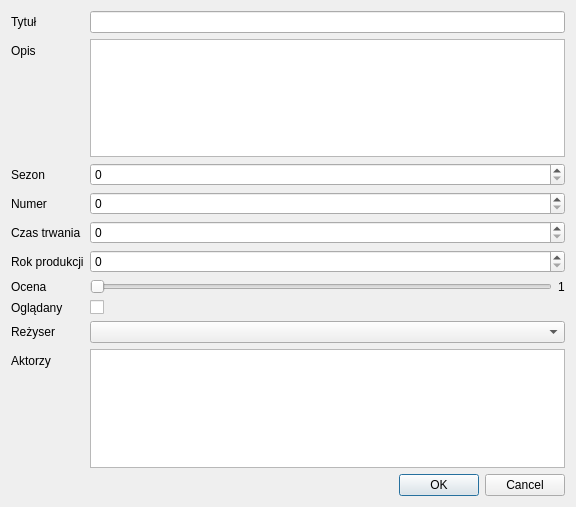
Before: the Qt Designer form FilmManager/addepisodedialog.ui in Zachaly/Jipp_Projekt_ZS_NS, drawn with Qt 5.
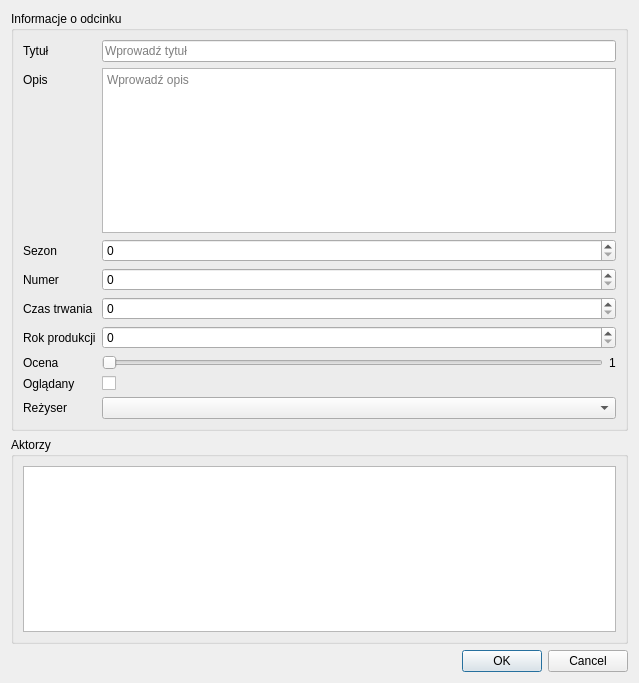
After: the same form once the commit is applied.

```diff
--- a/FilmManager/addepisodedialog.ui
+++ b/FilmManager/addepisodedialog.ui
@@ -6,8 +6,8 @@
    <rect>
     <x>0</x>
     <y>0</y>
-    <width>576</width>
-    <height>507</height>
+    <width>639</width>
+    <height>683</height>
    </rect>
   </property>
   <property name="windowTitle">
@@ -15,7 +15,11 @@
   </property>
   <layout class="QVBoxLayout" name="verticalLayout">
    <item>
-    <layout class="QFormLayout" name="formLayout">
+    <widget class="QGroupBox" name="groupBox">
+     <property name="title">
+      <string>Informacje o odcinku</string>
+     </property>
+     <layout class="QFormLayout" name="formLayout_2">
      <item row="0" column="0">
       <widget class="QLabel" name="titleLabel">
        <property name="text">
@@ -24,7 +28,11 @@
       </widget>
      </item>
      <item row="0" column="1">
-      <widget class="QLineEdit" name="titleEdit"/>
+       <widget class="QLineEdit" name="titleEdit">
+        <property name="placeholderText">
+         <string>Wprowadź tytuł</string>
+        </property>
+       </widget>
      </item>
      <item row="1" column="0">
       <widget class="QLabel" name="descriptionLabel">
@@ -34,7 +42,11 @@
       </widget>
      </item>
      <item row="1" column="1">
-      <widget class="QTextEdit" name="descriptionEdit"/>
+       <widget class="QTextEdit" name="descriptionEdit">
+        <property name="placeholderText">
+         <string>Wprowadź opis</string>
+        </property>
+       </widget>
      </item>
      <item row="2" column="0">
       <widget class="QLabel" name="seasonLabel">
@@ -66,6 +78,16 @@
      <item row="4" column="1">
       <widget class="QSpinBox" name="lengthSpinBox"/>
      </item>
+      <item row="5" column="0">
+       <widget class="QLabel" name="productionYearLabel">
+        <property name="text">
+         <string>Rok produkcji</string>
+        </property>
+       </widget>
+      </item>
+      <item row="5" column="1">
+       <widget class="QSpinBox" name="productionYearSpinBox"/>
+      </item>
      <item row="6" column="0">
       <widget class="QLabel" name="markLabel">
        <property name="text">
@@ -73,6 +95,24 @@
        </property>
       </widget>
      </item>
+      <item row="6" column="1">
+       <layout class="QHBoxLayout" name="horizontalLayout_2">
+        <item>
+         <widget class="QSlider" name="markSlider">
+          <property name="orientation">
+           <enum>Qt::Orientation::Horizontal</enum>
+          </property>
+         </widget>
+        </item>
+        <item>
+         <widget class="QLabel" name="markValueLabel">
+          <property name="text">
+           <string>1</string>
+          </property>
+         </widget>
+        </item>
+       </layout>
+      </item>
      <item row="7" column="0">
       <widget class="QLabel" name="watchedLabel">
        <property name="text">
@@ -97,45 +137,20 @@
      <item row="8" column="1">
       <widget class="QComboBox" name="directorComboBox"/>
      </item>
-     <item row="9" column="0">
-      <widget class="QLabel" name="actorLabel">
-       <property name="text">
+     </layout>
+    </widget>
+   </item>
+   <item>
+    <widget class="QGroupBox" name="groupBox_2">
+     <property name="title">
         <string>Aktorzy</string>
        </property>
-      </widget>
-     </item>
-     <item row="9" column="1">
+     <layout class="QVBoxLayout" name="verticalLayout_2">
+      <item>
       <widget class="QListWidget" name="actorList"/>
      </item>
-     <item row="6" column="1">
-      <layout class="QHBoxLayout" name="horizontalLayout_2">
-       <item>
-        <widget class="QSlider" name="markSlider">
-         <property name="orientation">
-          <enum>Qt::Orientation::Horizontal</enum>
-         </property>
-        </widget>
-       </item>
-       <item>
-        <widget class="QLabel" name="markValueLabel">
-         <property name="text">
-          <string>1</string>
-         </property>
-        </widget>
-       </item>
-      </layout>
-     </item>
-     <item row="5" column="0">
-      <widget class="QLabel" name="productionYearLabel">
-       <property name="text">
-        <string>Rok produkcji</string>
-       </property>
-      </widget>
-     </item>
-     <item row="5" column="1">
-      <widget class="QSpinBox" name="productionYearSpinBox"/>
-     </item>
-    </layout>
+     </layout>
+    </widget>
    </item>
    <item>
     <widget class="QDialogButtonBox" name="buttonBox">
```
Lines whose indentation alone changed are shown as unchanged.
